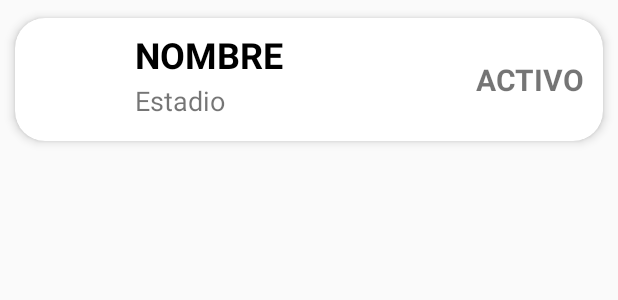
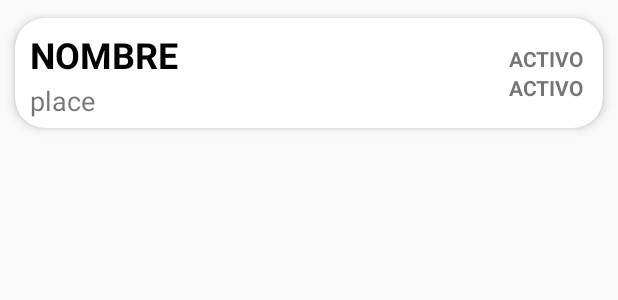
Before and after one commit to JazBass/InquilinOS, an Android app: the layout layout_event.xml on its own in the app's theme, with its tools: preview values and no code run, on a phone screen of 412 x 824 dp. Shown: the top 300 px of the screen. Run offline under Robolectric (Android 15) with nearby library versions, the phone set to English and light mode, and no system bars.

Commit message:
Recycler list for events

```diff
--- a/app/build.gradle
+++ b/app/build.gradle
@@ -34,6 +34,7 @@ dependencies {
     implementation 'androidx.constraintlayout:constraintlayout:2.1.4'
     implementation 'pub.devrel:easypermissions:3.0.0'
     implementation 'com.squareup.okhttp3:okhttp:3.14.9'
+    implementation "androidx.recyclerview:recyclerview:1.2.1"
     implementation 'com.google.android.gms:play-services-maps:18.0.2'
     testImplementation 'junit:junit:4.13.2'
     androidTestImplementation 'androidx.test.ext:junit:1.1.3'
--- a/app/src/main/res/layout/layout_event.xml
+++ b/app/src/main/res/layout/layout_event.xml
@@ -14,31 +14,22 @@
         android:animateLayoutChanges="true"
         android:orientation="vertical">
         <RelativeLayout
+            android:id="@+id/relativeLayout"
             android:layout_width="match_parent"
             android:layout_height="wrap_content"
             android:orientation="horizontal"
             android:padding="6dp">
 
-            <ImageView
-                android:id="@+id/image"
-                android:layout_width="70dp"
-                android:layout_height="70dp"
-                android:layout_alignParentStart="true"
-                android:layout_alignParentLeft="true"
-                android:layout_gravity="center"
-                android:paddingLeft="14sp"
-                android:paddingRight="14sp" />
             <LinearLayout
                 android:id="@+id/LinearLayout"
                 android:layout_width="wrap_content"
                 android:layout_height="wrap_content"
                 android:layout_alignParentTop="true"
                 android:layout_marginStart="4dp"
+                android:layout_marginLeft="4dp"
                 android:layout_marginTop="2dp"
-                android:layout_toEndOf="@+id/image"
-                android:orientation="vertical"
-                android:layout_marginLeft="4dp"
-                android:layout_toRightOf="@+id/image">
+                android:orientation="vertical">
+
                 <TextView
                     android:id="@+id/name"
                     android:layout_width="match_parent"
@@ -47,27 +38,42 @@
                     android:text="NOMBRE"
                     android:textColor="@color/black"
                     android:textSize="24sp"
-                    android:textStyle="bold"/>
+                    android:textStyle="bold" />
+
                 <TextView
-                    android:id="@+id/estadio"
+                    android:id="@+id/place"
                     android:layout_width="match_parent"
                     android:layout_height="wrap_content"
-                    android:text="Estadio"
-                    android:textSize="18sp"/>
+                    android:text="place"
+                    android:textSize="18sp" />
             </LinearLayout>
 
-            <TextView
-                android:id="@+id/status"
+            <LinearLayout
+                android:id="@+id/LinearLayout1"
                 android:layout_width="wrap_content"
                 android:layout_height="wrap_content"
                 android:layout_alignParentEnd="true"
-                android:layout_alignParentRight="true"
                 android:layout_centerVertical="true"
-                android:layout_marginEnd="6dp"
-                android:layout_marginRight="6dp"
-                android:text="ACTIVO"
-                android:textSize="20sp"
-                android:textStyle="bold" />
+                android:orientation="vertical">
+
+                <TextView
+                    android:id="@+id/dataStart"
+                    android:layout_width="wrap_content"
+                    android:layout_height="wrap_content"
+                    android:layout_marginEnd="6dp"
+                    android:text="ACTIVO"
+                    android:textSize="14sp"
+                    android:textStyle="bold" />
+
+                <TextView
+                    android:id="@+id/dataEnd"
+                    android:layout_width="wrap_content"
+                    android:layout_height="wrap_content"
+                    android:layout_marginEnd="6dp"
+                    android:text="ACTIVO"
+                    android:textSize="14sp"
+                    android:textStyle="bold" />
+            </LinearLayout>
         </RelativeLayout>
     </LinearLayout>
 
```
Also changed, not shown: app/src/main/java/com/mycityhome/InquilinOs/EventsActivity.java (+54 -24 lines), app/src/main/java/com/mycityhome/InquilinOs/ListAdapter.java (+9 -7 lines), app/src/main/res/layout/activity_events.xml (+23 -0 lines), app/src/main/res/layout/activity_list_events.xml (added, +35 -0 lines).
